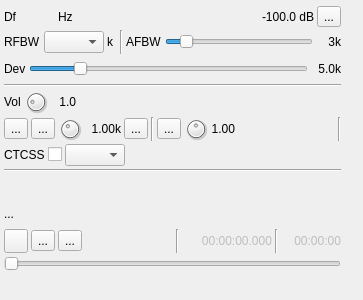
First picture: the form in plugins/channeltx/modnfm/nfmmodgui.ui, repository f4exb/sdrangel, before the edit.
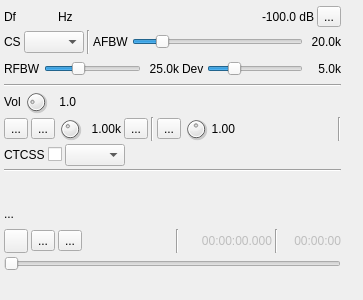
Second picture: the form after the edit. Icons and pictures are not drawn. Custom widgets are drawn as their Qt base class.

What changed in the file:
```diff
--- a/plugins/channeltx/modnfm/nfmmodgui.ui
+++ b/plugins/channeltx/modnfm/nfmmodgui.ui
@@ -188,33 +188,20 @@
       <item>
        <widget class="QLabel" name="rfBwLabel">
         <property name="text">
-         <string>RFBW</string>
+         <string>CS</string>
         </property>
        </widget>
       </item>
       <item>
-       <widget class="QComboBox" name="rfBW">
+       <widget class="QComboBox" name="channelSpacing">
         <property name="maximumSize">
          <size>
           <width>60</width>
           <height>16777215</height>
          </size>
         </property>
-       </widget>
-      </item>
-      <item>
-       <widget class="QLabel" name="rfBWUnit">
-        <property name="minimumSize">
-         <size>
-          <width>10</width>
-          <height>0</height>
-         </size>
-        </property>
-        <property name="text">
-         <string>k</string>
-        </property>
-        <property name="alignment">
-         <set>Qt::AlignLeading|Qt::AlignLeft|Qt::AlignVCenter</set>
+        <property name="toolTip">
+         <string>Apply channel spacing settings</string>
         </property>
        </widget>
       </item>
@@ -241,13 +228,13 @@
          <number>1</number>
         </property>
         <property name="maximum">
-         <number>20</number>
+         <number>200</number>
         </property>
         <property name="pageStep">
          <number>1</number>
         </property>
         <property name="value">
-         <number>3</number>
+         <number>30</number>
         </property>
         <property name="orientation">
          <enum>Qt::Horizontal</enum>
@@ -258,12 +245,12 @@
        <widget class="QLabel" name="afBWText">
         <property name="minimumSize">
          <size>
-          <width>25</width>
+          <width>35</width>
           <height>0</height>
          </size>
         </property>
         <property name="text">
-         <string>3k</string>
+         <string>20.0k</string>
         </property>
         <property name="alignment">
          <set>Qt::AlignRight|Qt::AlignTrailing|Qt::AlignVCenter</set>
@@ -274,6 +261,51 @@
     </item>
     <item>
      <layout class="QHBoxLayout" name="fmDeviationLayout">
+      <item>
+       <widget class="QLabel" name="rfBWLabel">
+        <property name="text">
+         <string>RFBW</string>
+        </property>
+       </widget>
+      </item>
+      <item>
+       <widget class="QSlider" name="rfBW">
+        <property name="toolTip">
+         <string>RF bandwidth (kHz)</string>
+        </property>
+        <property name="minimum">
+         <number>1</number>
+        </property>
+        <property name="maximum">
+         <number>480</number>
+        </property>
+        <property name="pageStep">
+         <number>1</number>
+        </property>
+        <property name="value">
+         <number>160</number>
+        </property>
+        <property name="orientation">
+         <enum>Qt::Horizontal</enum>
+        </property>
+       </widget>
+      </item>
+      <item>
+       <widget class="QLabel" name="rfBWText">
+        <property name="minimumSize">
+         <size>
+          <width>35</width>
+          <height>0</height>
+         </size>
+        </property>
+        <property name="text">
+         <string>25.0k</string>
+        </property>
+        <property name="alignment">
+         <set>Qt::AlignRight|Qt::AlignTrailing|Qt::AlignVCenter</set>
+        </property>
+       </widget>
+      </item>
       <item>
        <widget class="QLabel" name="fmDevLabel">
         <property name="text">
@@ -299,7 +331,7 @@
          <string>Modulation percentage</string>
         </property>
         <property name="maximum">
-         <number>300</number>
+         <number>200</number>
         </property>
         <property name="pageStep">
          <number>1</number>
@@ -316,7 +348,7 @@
        <widget class="QLabel" name="fmDevText">
         <property name="minimumSize">
          <size>
-          <width>30</width>
+          <width>35</width>
           <height>0</height>
          </size>
         </property>
```
Left out of the diff: 6 changed lines with no effect on the pictures.
